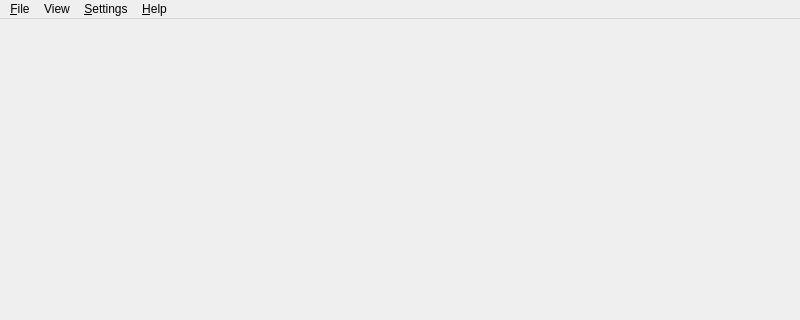
Above: mainwindow.ui from hubertqtraf/QtOSMTraffic before the change; both pictures show x 0 to 800 and y 0 to 320 of the 800 by 600 pixel window. Below: the same form after it.
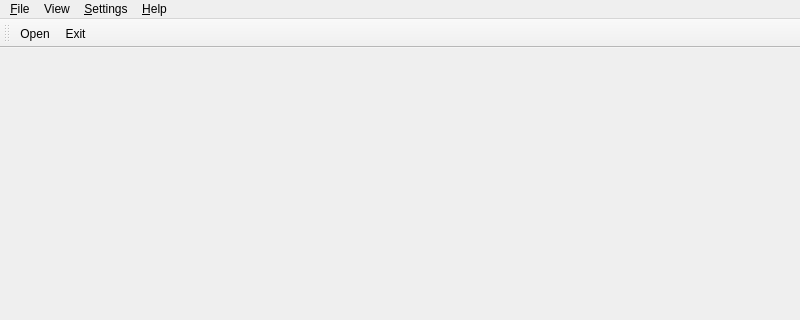
That is the form after the change. Icons and pictures are not drawn.

```diff
--- a/mainwindow.ui
+++ b/mainwindow.ui
@@ -64,6 +64,19 @@
    <addaction name="menuAbout"/>
   </widget>
   <widget class="QStatusBar" name="statusbar"/>
+  <widget class="QToolBar" name="toolBar">
+   <property name="windowTitle">
+    <string>toolBar</string>
+   </property>
+   <attribute name="toolBarArea">
+    <enum>TopToolBarArea</enum>
+   </attribute>
+   <attribute name="toolBarBreak">
+    <bool>false</bool>
+   </attribute>
+   <addaction name="actionOpen"/>
+   <addaction name="actionExit"/>
+  </widget>
   <action name="actionOpen">
    <property name="icon">
     <iconset>
```
Left out of the diff: 14 changed lines with no effect on the pictures.
